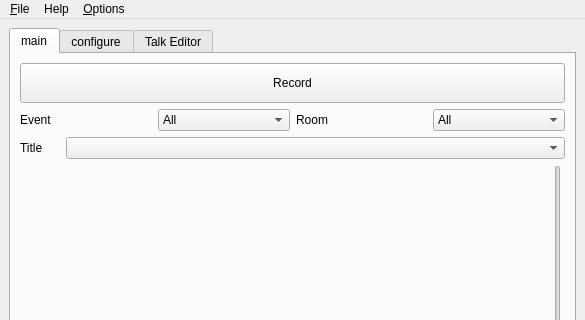
Qt form src/freeseer/frontend/default/forms/freeseer_ui_qt.ui (Freeseer/freeseer) before a commit; both pictures show x 0 to 585 and y 0 to 320 of the 585 by 529 pixel window.
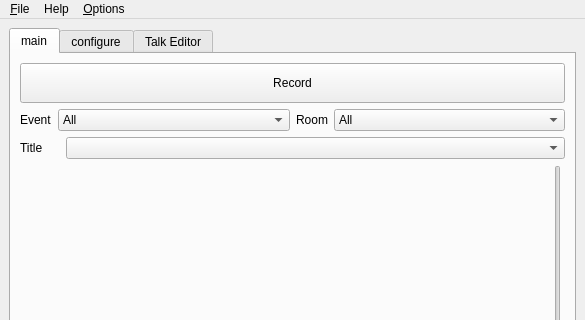
The same form after that commit. Icons and pictures are not drawn.

Commit message: fixed resizing of labels. Before labels were being cut off now they grow with the text size

Diff of the .ui file:
```diff
--- a/src/freeseer/frontend/default/forms/freeseer_ui_qt.ui
+++ b/src/freeseer/frontend/default/forms/freeseer_ui_qt.ui
@@ -75,18 +75,18 @@
          <layout class="QHBoxLayout" name="eventAndRoomLayout">
           <item>
            <widget class="QLabel" name="label_2">
+            <property name="sizePolicy">
+             <sizepolicy hsizetype="Maximum" vsizetype="Preferred">
+              <horstretch>0</horstretch>
+              <verstretch>0</verstretch>
+             </sizepolicy>
+            </property>
             <property name="minimumSize">
              <size>
               <width>0</width>
               <height>0</height>
              </size>
             </property>
-            <property name="maximumSize">
-             <size>
-              <width>16777215</width>
-              <height>24</height>
-             </size>
-            </property>
             <property name="sizeIncrement">
              <size>
               <width>10</width>
@@ -109,6 +109,12 @@
           </item>
           <item>
            <widget class="QLabel" name="label_6">
+            <property name="sizePolicy">
+             <sizepolicy hsizetype="Maximum" vsizetype="Preferred">
+              <horstretch>0</horstretch>
+              <verstretch>0</verstretch>
+             </sizepolicy>
+            </property>
             <property name="maximumSize">
              <size>
               <width>16777215</width>
```
Left out of the diff: 2 changed lines with no effect on the pictures. The commit also changes 1 other file.
